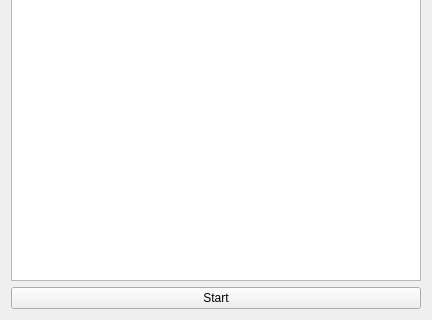
Qt form widget.ui (maxkzime/Cpp-Qt_FlappyBird) before a commit; both pictures show x 0 to 432 and y 280 to 600 of the 432 by 600 pixel window.
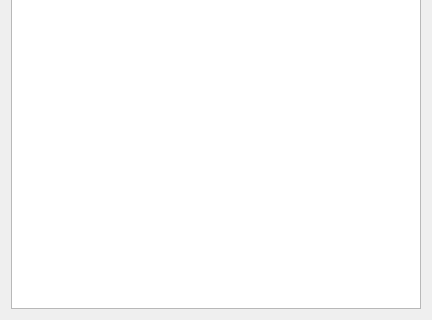
The same form after that commit.

```diff
--- a/widget.ui
+++ b/widget.ui
@@ -24,13 +24,6 @@
      </property>
     </widget>
    </item>
-   <item>
-    <widget class="QPushButton" name="pb_start">
-     <property name="text">
-      <string>Start</string>
-     </property>
-    </widget>
-   </item>
   </layout>
  </widget>
  <resources/>
```
